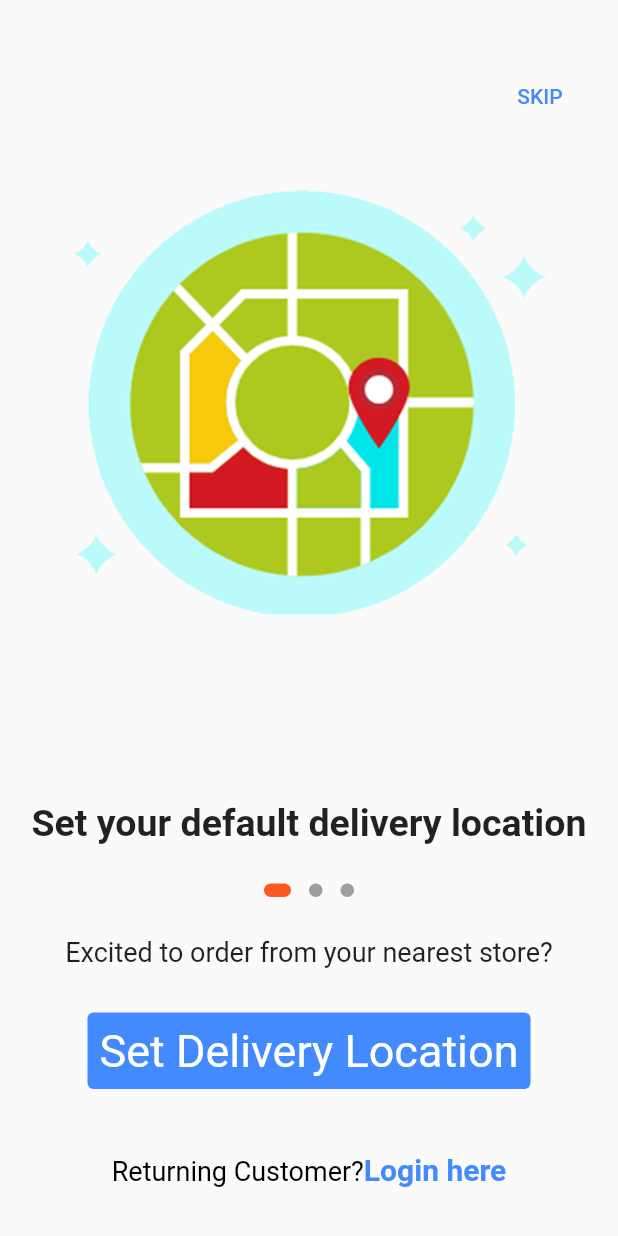
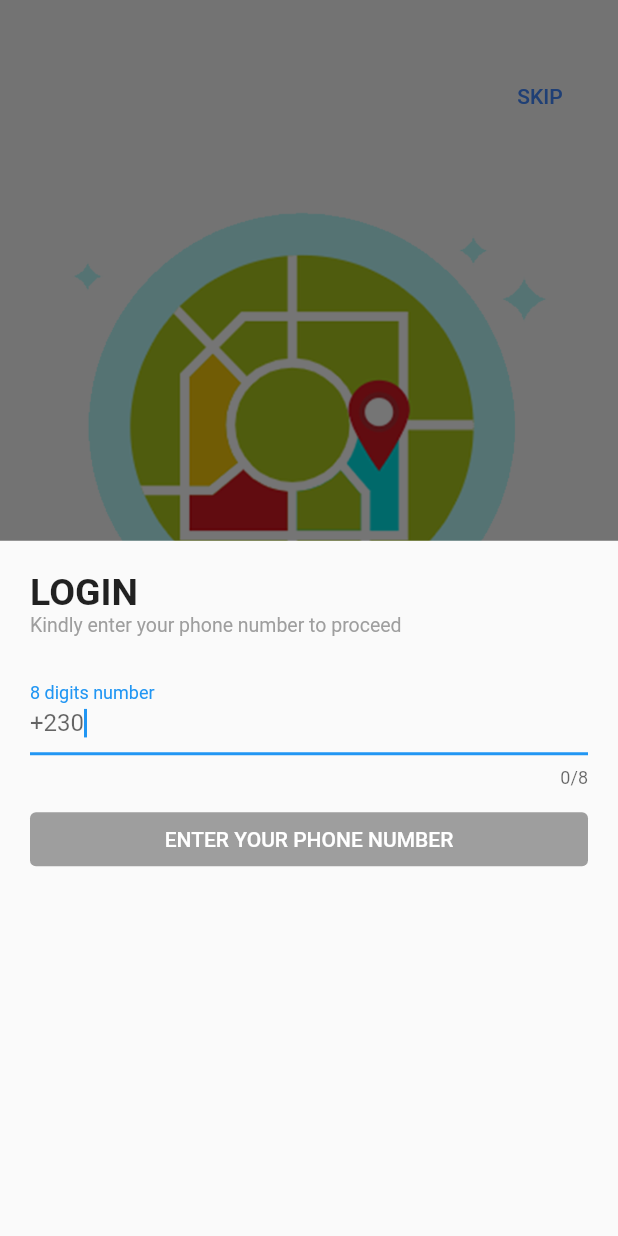
Before and after one commit to ekographs/mobilesystem, a Flutter app: the screen it shows after launch, after a tap on an icon or button, on a phone screen of 412 x 824 dp. Run offline on Flutter 3.47's test engine with Material 2 defaults, Android fonts, the phone set to English and light mode, and no system bars; drawn by our look-alikes of dots_indicator.

Commit message:
login with phone part 1

```diff
--- a/lib/main.dart
+++ b/lib/main.dart
@@ -13,6 +13,9 @@ class MyApp extends StatelessWidget {
   @override
   Widget build(BuildContext context) {
     return MaterialApp(
+      theme: ThemeData(
+        primaryColor: Colors.blueAccent
+      ),
       home: Splashscreen(),
     );
   }
--- a/lib/screens/welcome_screen.dart
+++ b/lib/screens/welcome_screen.dart
@@ -5,6 +5,72 @@ import 'package:mobilesystem/screens/onboard_screen.dart';
 import 'constants.dart';
 
 class WelcomeScreen extends StatelessWidget {
+
+  bool _validphoneNumber = false;
+
+  void showBottomSheet(context){
+    showModalBottomSheet(
+        context: context,
+        builder: (context)=> StatefulBuilder(
+            builder: (context, StateSetter myState){
+              return Container(
+                child: Padding(
+                  padding: const EdgeInsets.all(20.0),
+                  child: Column(
+                    crossAxisAlignment: CrossAxisAlignment.start,
+                    children: [
+                      Text('LOGIN', style: TextStyle(fontSize: 25,fontWeight: FontWeight.bold),),
+                      Text('Kindly enter your phone number to proceed', style: TextStyle(fontSize: 13, color: Colors.grey),),
+                      SizedBox(height:20,),
+                      TextField(
+                        decoration: InputDecoration(
+                          prefixText: '+230',
+                          labelText: '8 digits number',
+                        ),
+                        autofocus: true,
+                        keyboardType: TextInputType.phone,
+                        maxLength: 8,
+                        onChanged: (value){
+                          if(value.length==8){
+                            myState((){
+                              _validphoneNumber =true;
+                            });
+                          }else{
+                            myState((){
+                              _validphoneNumber =false;
+                            });
+                          }
+                        },
+                      ),
+                      SizedBox(
+                        height: 10,
+                      ),
+                      Row(
+                        children:[
+                          Expanded(
+                            child: AbsorbPointer(
+                              absorbing: _validphoneNumber ? false:true,
+                              child: TextButton(
+                                style: TextButton.styleFrom(
+                                  backgroundColor: _validphoneNumber? Colors.blueAccent : Colors.grey,
+                                  primary: Colors.white,
+                                ),
+                                child: Text(_validphoneNumber? 'CONTINUE':'ENTER YOUR PHONE NUMBER'),
+                                onPressed: (){},
+                              ),
+                            ),
+                          ),
+                        ],
+                      ),
+                    ],
+                  ),
+                ),
+              );
+            },
+            ),
+    );
+  }
+
   @override
   Widget build(BuildContext context) {
     return Scaffold(
@@ -23,7 +89,7 @@ class WelcomeScreen extends StatelessWidget {
             Column(
               children: [
                 Expanded(child: OnBoardScreen(),),
-                Text('Excited to order from your nearest store?', style: TextStyle(fontSize: 18,) ),
+                Text('Excited to order from your nearest store?', style: TextStyle(fontSize: 18, color: Colors.grey)),
                 SizedBox(height: 30,),
                 TextButton(
                   style: TextButton.styleFrom(
@@ -32,10 +98,10 @@ class WelcomeScreen extends StatelessWidget {
                     primary: Colors.white,
                     textStyle: const TextStyle(fontSize: 30),
                   ),
+                  child: const Text('SET DELIVERY LOCATION',style: TextStyle(color: Colors.white),),
                   onPressed: () {},
-                  child: const Text('Set Delivery Location',style: TextStyle(color: Colors.white),),
                 ),
-                SizedBox(height: 30,),
+
                 TextButton(
                   child: RichText(text: TextSpan(
                     text: 'Returning Customer?', style: TextStyle(fontSize: 18,color: Colors.black),
@@ -46,7 +112,9 @@ class WelcomeScreen extends StatelessWidget {
                     ],
                   ),
                   ),
-                  onPressed: (){},
+                  onPressed: (){
+                    showBottomSheet(context);
+                  },
                 ),
               ],
             ),
```
